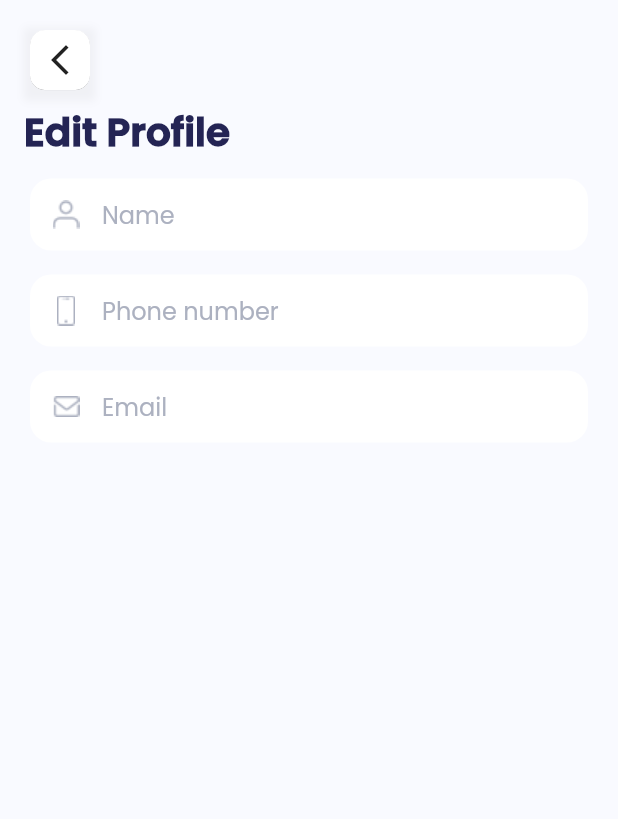
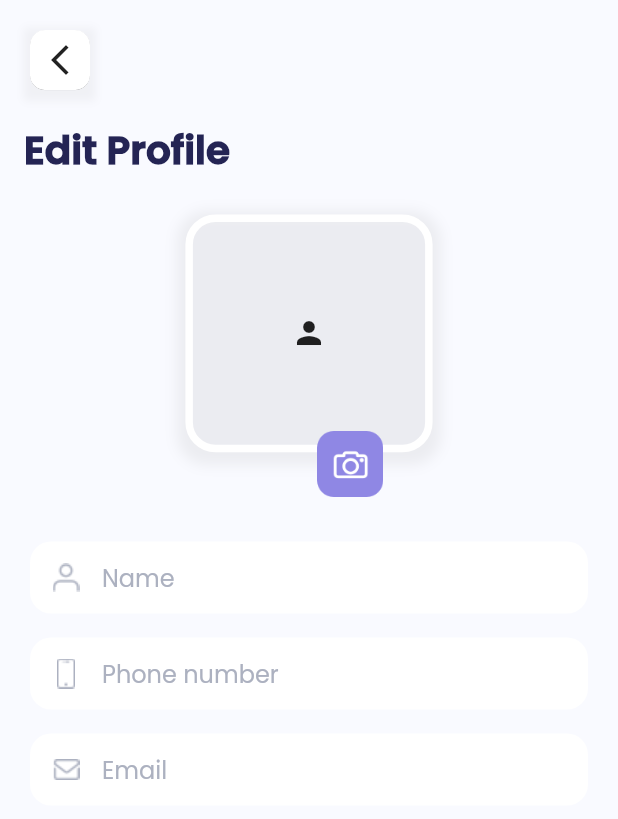
Before and after one commit to hazem1262/Tawseel, a Flutter app: the EditProfileScreen screen opened by its route, on a phone screen of 412 x 824 dp. Shown: the top 819 px of the screen. Run offline on Flutter 3.47's test engine with Material 2 defaults, Android fonts, the phone set to English and light mode, and no system bars; our stand-ins replace auto_route, connectivity, dio, easy_localization, equatable, floating_bottom_navigation_bar and 12 more; missing offline and left inert: dart:ffi; accounts and stored records are empty; generated files the repository leaves out were written again.

Commit message:
[ADD] edit profile 50%

```diff
--- a/lib/features/mainScreen/bottomTabs/profile/editProfileScreen/EditProfileScreen.dart
+++ b/lib/features/mainScreen/bottomTabs/profile/editProfileScreen/EditProfileScreen.dart
@@ -1,9 +1,14 @@
+import 'dart:io';
+
 import 'package:easy_localization/src/public_ext.dart';
+import 'package:flutter/cupertino.dart';
 import 'package:flutter/material.dart';
+import 'package:image_picker/image_picker.dart';
 import 'package:tawseel/features/customComponents/CustomComponents.dart';
 import 'package:tawseel/features/login/components/PhoneNumberField.dart';
 import 'package:tawseel/features/signup/components/FullNameField.dart';
 import 'package:tawseel/generated/locale_keys.g.dart';
+import 'package:tawseel/res.dart';
 import 'package:tawseel/utils/ktx.dart';
 
 import 'EmailField .dart';
@@ -50,13 +55,23 @@ class _EditProfileScreenState extends State<EditProfileScreen> {
                   width: double.infinity,
                   child: AppBackButton(),
                 ),
-                SizedBox(height: 4),
+                SizedBox(height: 16),
                 Container(
                   width: double.infinity,
                   child: Text(
                     LocaleKeys.edit_profile_title.tr(),
                     style: theme.textTheme.headline6,
                   ).tr(),
+                ),
+                SizedBox(height: 24),
+                Container(
+                  alignment: AlignmentDirectional.center,
+                  color: Colors.transparent,
+                  width: double.infinity,
+                  child: GestureDetector(
+                    onTap: () => showPicker(context),
+                    child: profileImageWidget(),
+                  ),
                 ),
                 SizedBox(height: 8),
                 Form(
@@ -95,6 +110,51 @@ class _EditProfileScreenState extends State<EditProfileScreen> {
     );
   }
 
+  final ImagePicker _picker = ImagePicker();
+  bool isPhotoPicked = false;
+  String photoPath = "";
+  bool isBottomSheetVisible = false;
+  void showPicker(BuildContext context) {
+    showCupertinoModalPopup(
+      context: context,
+      builder: (ctx) => CupertinoActionSheet(
+        actions: [
+          CupertinoActionSheetAction(
+            child: Text("Gallery"),
+            onPressed: () async {
+              Navigator.pop(ctx);
+              final XFile? photo =
+                  await _picker.pickImage(source: ImageSource.gallery);
+              if (photo == null) return;
+              setState(() {
+                photoPath = photo.path;
+              });
+            },
+          ),
+          CupertinoActionSheetAction(
+            child: Text("Camera"),
+            onPressed: () async {
+              Navigator.pop(ctx);
+              final XFile? photo =
+                  await _picker.pickImage(source: ImageSource.camera);
+              if (photo == null) return;
+              setState(() {
+                photoPath = photo.path;
+              });
+            },
+          ),
+          CupertinoActionSheetAction(
+            child: Text("Remove Avatar"),
+            onPressed: () {
+              Navigator.pop(ctx);
+              removeAvatar();
+            },
+          ),
+        ],
+      ),
+    );
+  }
+
   bool isFormValid() {
     var form = formKey.currentState!;
     form.validate();
@@ -121,4 +181,64 @@ class _EditProfileScreenState extends State<EditProfileScreen> {
       },
     );
   }
+
+  Widget profileImageWidget() {
+    return Container(
+      height: height / 4,
+      width: width / 2.5,
+      child: LayoutBuilder(builder: (context, BoxConstraints constraints) {
+        return Stack(children: [
+          Positioned(
+            left: 0,
+            right: 0,
+            child: Container(
+                height: height / 5.2,
+                decoration: BoxDecoration(
+                  boxShadow: [
+                    BoxShadow(
+                      color: Colors.grey.withOpacity(0.15),
+                      spreadRadius: 5,
+                      blurRadius: 7,
+                      offset: Offset(0, 3), // changes position of shadow
+                    ),
+                  ],
+                  borderRadius: BorderRadius.circular(20),
+                  border: Border.all(
+                    width: 5,
+                    color: Colors.white,
+                    style: BorderStyle.solid,
+                  ),
+                ),
+                child: photoPath.isEmpty
+                    ? Icon(Icons.person)
+                    : Container(
+                        decoration: BoxDecoration(
+                          image: DecorationImage(
+                              fit: BoxFit.cover,
+                              image: FileImage(
+                                File(photoPath),
+                              )),
+                          borderRadius: BorderRadius.all(Radius.circular(20)),
+                          color: Colors.grey,
+                        ),
+                      )),
+          ),
+          Positioned(
+            top: constraints.minHeight / 1.6,
+            bottom: constraints.maxHeight / 100,
+            right: constraints.maxWidth / 5,
+            child: Container(
+              height: height * 0.5,
+              width: 44,
+              child: Image(
+                image: AssetImage(Res.pick_image_icon),
+              ),
+            ),
+          )
+        ]);
+      }),
+    );
+  }
+
+  void removeAvatar() {}
 }
--- a/lib/res.dart
+++ b/lib/res.dart
@@ -19,4 +19,5 @@ class Res {
   static const String profile_icon = "assets/home-profile.png";
 
   static const String email_icon = "assets/email_icon.png";
+  static const String pick_image_icon = "assets/pick_image_icon.png";
 }
```
Also changed, not shown: assets/pick_image_icon.png (added), 1 other file.
